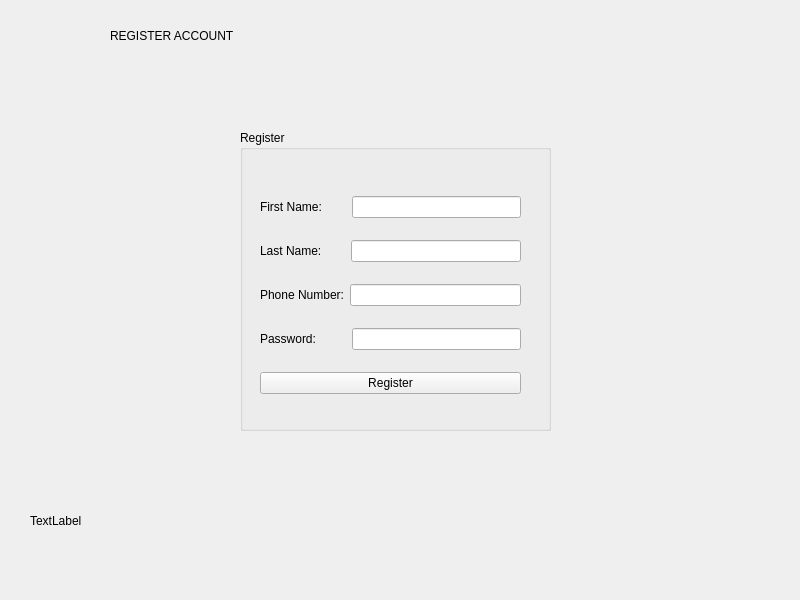
First picture: the form in registeraccount.ui, repository shashwatkhadka/BillX, before the edit.
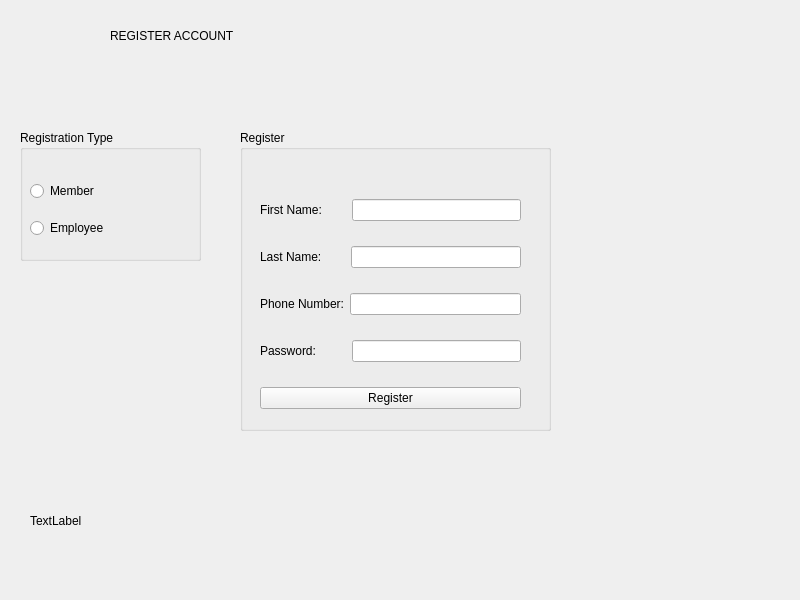
Second picture: the form after the edit.

What changed in the file:
```diff
--- a/registeraccount.ui
+++ b/registeraccount.ui
@@ -45,7 +45,7 @@
        <x>20</x>
        <y>50</y>
        <width>261</width>
-       <height>231</height>
+       <height>249</height>
       </rect>
      </property>
      <layout class="QVBoxLayout" name="verticalLayout">
@@ -101,7 +101,11 @@
          </widget>
         </item>
         <item>
-         <widget class="QLineEdit" name="lineEdit_password"/>
+         <widget class="QLineEdit" name="lineEdit_password">
+          <property name="echoMode">
+           <enum>QLineEdit::Password</enum>
+          </property>
+         </widget>
         </item>
        </layout>
       </item>
@@ -128,6 +132,45 @@
      <string>TextLabel</string>
     </property>
    </widget>
+   <widget class="QGroupBox" name="groupBox_2">
+    <property name="geometry">
+     <rect>
+      <x>20</x>
+      <y>130</y>
+      <width>181</width>
+      <height>131</height>
+     </rect>
+    </property>
+    <property name="title">
+     <string>Registration Type</string>
+    </property>
+    <widget class="QWidget" name="verticalLayoutWidget">
+     <property name="geometry">
+      <rect>
+       <x>10</x>
+       <y>40</y>
+       <width>160</width>
+       <height>80</height>
+      </rect>
+     </property>
+     <layout class="QVBoxLayout" name="verticalLayout_2">
+      <item>
+       <widget class="QRadioButton" name="radioButton_member">
+        <property name="text">
+         <string>Member</string>
+        </property>
+       </widget>
+      </item>
+      <item>
+       <widget class="QRadioButton" name="radioButton_employee">
+        <property name="text">
+         <string>Employee</string>
+        </property>
+       </widget>
+      </item>
+     </layout>
+    </widget>
+   </widget>
   </widget>
  </widget>
  <resources/>
```
